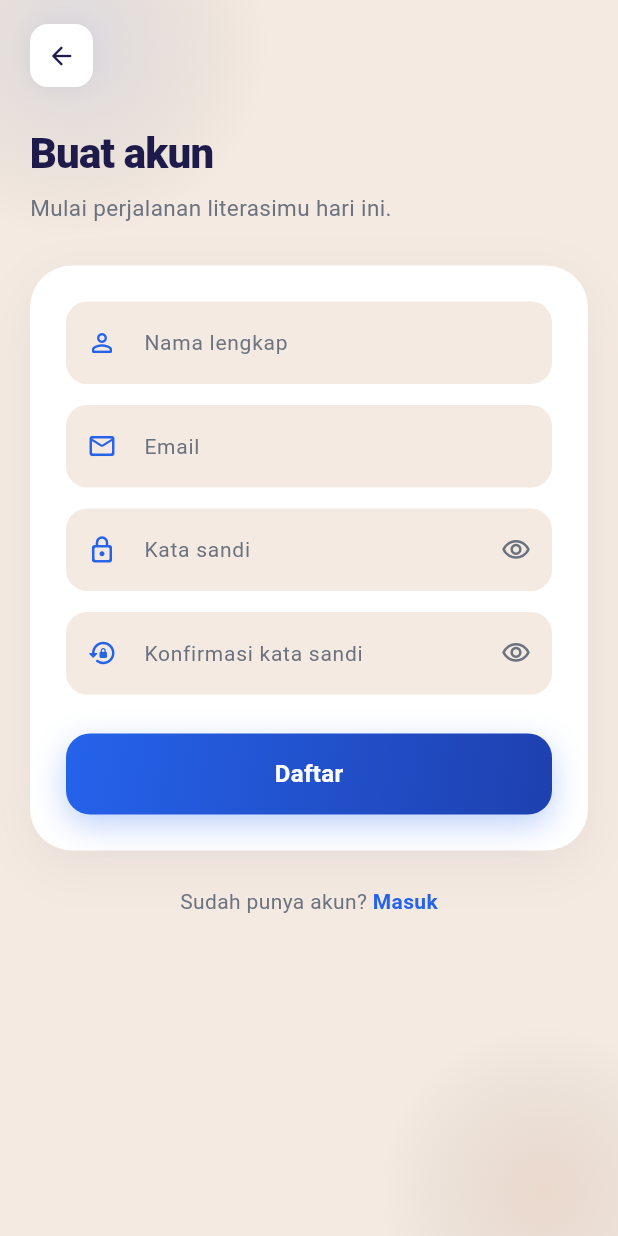
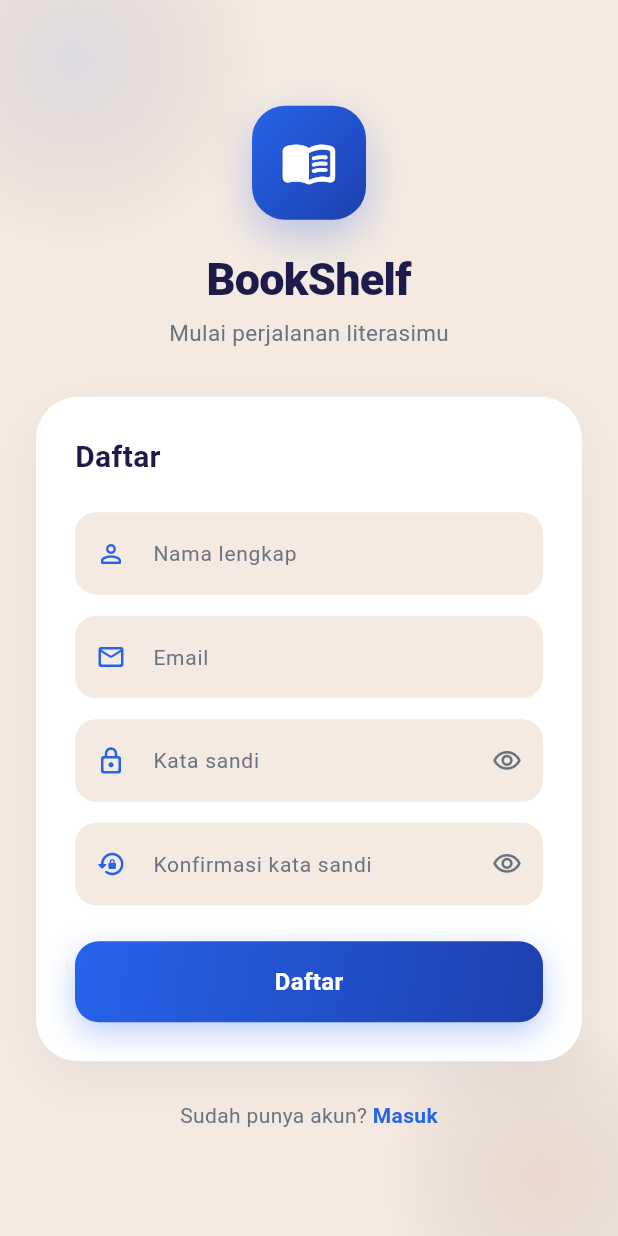
Before and after one commit to aulianhrn/Bookshelf, a Flutter app: the RegisterPage screen opened directly, on a phone screen of 412 x 824 dp. Run offline on Flutter 3.47's test engine with Material 3 defaults, Android fonts, the light colour scheme and no system bars; our stand-ins replace flutter_local_notifications, geolocator, image_picker, shared_preferences, supabase_flutter, timezone; accounts and stored records are empty.

Commit message:
Perbaikan UI register page

```diff
--- a/lib/pages/register_page.dart
+++ b/lib/pages/register_page.dart
@@ -2,13 +2,14 @@ import 'package:flutter/material.dart';
 import '../services/auth_service.dart';
 import 'login_page.dart';
 
-const _bg       = Color(0xFFF4EAE1);
-const _blue     = Color(0xFF2563EB);
-const _blueDark = Color(0xFF1E40AF);
-const _ink      = Color(0xFF1E1B4B);
-const _muted    = Color(0xFF6B7280);
-const _accent   = Color(0xFF9E421E);
-const _card     = Color(0xFFFFFFFF);
+// ── Shared design tokens (mirroring login_page.dart) ─────────────
+const kBg        = Color(0xFFF4EAE1);
+const kBlue      = Color(0xFF2563EB);
+const kBlueDark  = Color(0xFF1E40AF);
+const kInk       = Color(0xFF1E1B4B);
+const kMuted     = Color(0xFF6B7280);
+const kAccent    = Color(0xFF9E421E);
+const kCard      = Color(0xFFFFFFFF);
 
 class RegisterPage extends StatefulWidget {
   const RegisterPage({super.key});
@@ -27,13 +28,15 @@ class _RegisterPageState extends State<RegisterPage>
   bool _loading     = false;
   late final AnimationController _anim;
   late final Animation<double>   _fade;
+  late final Animation<Offset>   _slide;
 
   @override
   void initState() {
     super.initState();
-    _anim = AnimationController(vsync: this,
-        duration: const Duration(milliseconds: 650));
-    _fade = CurvedAnimation(parent: _anim, curve: Curves.easeOut);
+    _anim  = AnimationController(vsync: this, duration: const Duration(milliseconds: 700));
+    _fade  = CurvedAnimation(parent: _anim, curve: Curves.easeOut);
+    _slide = Tween<Offset>(begin: const Offset(0, .05), end: Offset.zero)
+        .animate(CurvedAnimation(parent: _anim, curve: Curves.easeOut));
     _anim.forward();
   }
 
@@ -52,16 +55,24 @@ class _RegisterPageState extends State<RegisterPage>
     if (u.isEmpty || e.isEmpty || p.isEmpty || c.isEmpty) {
       _snack('Semua field wajib diisi'); return;
     }
-    if (p != c) { _snack('Konfirmasi kata sandi tidak sama'); return; }
-    if (p.length < 6) { _snack('Password minimal 6 karakter'); return; }
+    if (p != c) {
+      _snack('Konfirmasi kata sandi tidak sama'); return;
+    }
+    if (p.length < 6) {
+      _snack('Password minimal 6 karakter'); return;
+    }
     setState(() => _loading = true);
     try {
       await AuthService().register(username: u, email: e, password: p);
       if (!mounted) return;
-      Navigator.pushAndRemoveUntil(context,
-          MaterialPageRoute(builder: (_) => const LoginPage()), (_) => false);
+      Navigator.pushAndRemoveUntil(
+        context,
+        MaterialPageRoute(builder: (_) => const LoginPage()),
+        (_) => false,
+      );
       ScaffoldMessenger.of(context).showSnackBar(
-          const SnackBar(content: Text('Registrasi berhasil! Silakan login.')));
+        const SnackBar(content: Text('Registrasi berhasil! Silakan login.')),
+      );
     } catch (err) {
       _snack('Registrasi gagal: $err');
     } finally {
@@ -69,63 +80,64 @@ class _RegisterPageState extends State<RegisterPage>
     }
   }
 
-  void _snack(String msg) => ScaffoldMessenger.of(context).showSnackBar(
-      SnackBar(content: Text(msg, style: const TextStyle(color: Colors.white)),
-        backgroundColor: _accent, behavior: SnackBarBehavior.floating,
+  void _snack(String msg) => ScaffoldMessenger.of(context).showSnackBar(SnackBar(
+      content: Text(msg, style: const TextStyle(color: Colors.white)),
+      backgroundColor: kAccent,
+      behavior: SnackBarBehavior.floating,
       shape: RoundedRectangleBorder(borderRadius: BorderRadius.circular(12))));
 
   @override
   Widget build(BuildContext context) {
     return Scaffold(
-      backgroundColor: _bg,
+      backgroundColor: kBg,
       body: Stack(children: [
-        Positioned(top: -100, left: -80,
-            child: _blob(_blue.withOpacity(.11), 260)),
-        Positioned(bottom: -80, right: -60,
-            child: _blob(_accent.withOpacity(.10), 220)),
+        // Decorative blobs — same positioning style as login
+        Positioned(top: -90, left: -80,
+          child: _blob(kBlue.withOpacity(.11), 260)),
+        Positioned(bottom: -70, right: -60,
+          child: _blob(kAccent.withOpacity(.11), 220)),
         SafeArea(
+          child: Center(
+            child: SingleChildScrollView(
+              padding: const EdgeInsets.symmetric(horizontal: 24, vertical: 32),
               child: FadeTransition(opacity: _fade,
-            child: CustomScrollView(slivers: [
-              SliverToBoxAdapter(child: Padding(
-                padding: const EdgeInsets.fromLTRB(20, 16, 20, 32),
-                child: Column(crossAxisAlignment: CrossAxisAlignment.start,
+                child: SlideTransition(position: _slide,
+                  child: Column(children: [
+                    // Logo — identical to login
+                    Container(
+                      width: 76, height: 76,
+                      decoration: BoxDecoration(
+                        gradient: const LinearGradient(
+                          colors: [kBlue, kBlueDark],
+                          begin: Alignment.topLeft, end: Alignment.bottomRight),
+                        borderRadius: BorderRadius.circular(22),
+                        boxShadow: [BoxShadow(
+                          color: kBlue.withOpacity(.30),
+                          blurRadius: 24, offset: const Offset(0, 10))]),
+                      child: const Icon(Icons.menu_book_rounded,
+                          color: Colors.white, size: 38)),
+                    const SizedBox(height: 18),
+                    const Text('BookShelf',
+                        style: TextStyle(fontSize: 30, fontWeight: FontWeight.w800,
+                            color: kInk, letterSpacing: -.5)),
+                    const SizedBox(height: 4),
+                    const Text('Mulai perjalanan literasimu',
+                        style: TextStyle(color: kMuted, fontSize: 15)),
+                    const SizedBox(height: 32),
+                    // Card
+                    _card(Column(crossAxisAlignment: CrossAxisAlignment.start,
                       children: [
-                    // Back button
-                    GestureDetector(
-                      onTap: () => Navigator.pop(context),
-                      child: Container(
-                        width: 42, height: 42,
-                        decoration: BoxDecoration(
-                          color: _card, borderRadius: BorderRadius.circular(12),
-                          boxShadow: [BoxShadow(
-                              color: _ink.withOpacity(.06),
-                              blurRadius: 12)]),
-                        child: const Icon(Icons.arrow_back_rounded,
-                            color: _ink, size: 20))),
-                    const SizedBox(height: 24),
-                    const Text('Buat akun', style: TextStyle(fontSize: 28,
-                        fontWeight: FontWeight.w800, color: _ink,
-                        letterSpacing: -.5)),
-                    const SizedBox(height: 6),
-                    const Text('Mulai perjalanan literasimu hari ini.',
-                        style: TextStyle(color: _muted, fontSize: 15)),
-                    const SizedBox(height: 28),
-                    // Form card
-                    Container(
-                      padding: const EdgeInsets.all(24),
-                      decoration: BoxDecoration(
-                        color: _card, borderRadius: BorderRadius.circular(28),
-                        boxShadow: [BoxShadow(color: _ink.withOpacity(.06),
-                            blurRadius: 30, offset: const Offset(0, 10))]),
-                      child: Column(children: [
-                        _field(_name,    'Nama lengkap',
+                        const Text('Daftar', style: TextStyle(fontSize: 20,
+                            fontWeight: FontWeight.w700, color: kInk)),
+                        const SizedBox(height: 22),
+                        _field(_name, 'Nama lengkap',
                             Icons.person_outline_rounded),
                         const SizedBox(height: 14),
-                        _field(_email,   'Email',
+                        _field(_email, 'Email',
                             Icons.mail_outline_rounded,
                             type: TextInputType.emailAddress),
                         const SizedBox(height: 14),
-                        _field(_pass,    'Kata sandi',
+                        _field(_pass, 'Kata sandi',
                             Icons.lock_outline_rounded,
                             obscure: _hidePass,
                             suffix: _eye(_hidePass,
@@ -135,9 +147,8 @@ class _RegisterPageState extends State<RegisterPage>
                             Icons.lock_reset_rounded,
                             obscure: _hideConfirm,
                             suffix: _eye(_hideConfirm,
-                                () => setState(
-                                    () => _hideConfirm = !_hideConfirm))),
-                        const SizedBox(height: 26),
+                                () => setState(() => _hideConfirm = !_hideConfirm))),
+                        const SizedBox(height: 24),
                         _gradBtn(
                           onTap: _loading ? null : _register,
                           child: _loading
@@ -148,19 +159,18 @@ class _RegisterPageState extends State<RegisterPage>
                                   fontSize: 16, fontWeight: FontWeight.w700,
                                   color: Colors.white))),
                       ])),
-                    const SizedBox(height: 24),
-                    Row(mainAxisAlignment: MainAxisAlignment.center,
-                      children: [
+                    const SizedBox(height: 26),
+                    Row(mainAxisAlignment: MainAxisAlignment.center, children: [
                       const Text('Sudah punya akun? ',
-                            style: TextStyle(color: _muted, fontSize: 14)),
+                          style: TextStyle(color: kMuted, fontSize: 14)),
                       GestureDetector(
                         onTap: () => Navigator.pop(context),
-                          child: const Text('Masuk', style: TextStyle(
-                              color: _blue, fontWeight: FontWeight.w700,
-                              fontSize: 14))),
+                        child: const Text('Masuk',
+                            style: TextStyle(color: kBlue,
+                                fontWeight: FontWeight.w700, fontSize: 14))),
                     ]),
-                  ])))
-            ])))
+                  ]))))),
+        ),
       ]),
     );
   }
@@ -169,27 +179,38 @@ class _RegisterPageState extends State<RegisterPage>
     decoration: BoxDecoration(shape: BoxShape.circle,
       gradient: RadialGradient(colors: [c, Colors.transparent])));
 
-  Widget _eye(bool hidden, VoidCallback onTap) =>
-    IconButton(icon: Icon(hidden
-        ? Icons.visibility_outlined : Icons.visibility_off_outlined,
-        size: 20, color: _muted), onPressed: onTap);
+  Widget _eye(bool hidden, VoidCallback onTap) => IconButton(
+    icon: Icon(
+      hidden ? Icons.visibility_outlined : Icons.visibility_off_outlined,
+      size: 20, color: kMuted),
+    onPressed: onTap);
+
+  Widget _card(Widget child) => Container(
+    padding: const EdgeInsets.all(26),
+    decoration: BoxDecoration(
+      color: kCard, borderRadius: BorderRadius.circular(28),
+      boxShadow: [BoxShadow(
+          color: kInk.withOpacity(.06), blurRadius: 32,
+          offset: const Offset(0, 12))]),
+    child: child);
 
   Widget _field(TextEditingController ctrl, String label, IconData icon,
       {TextInputType type = TextInputType.text,
       bool obscure = false, Widget? suffix}) =>
     TextField(controller: ctrl, keyboardType: type, obscureText: obscure,
-      style: const TextStyle(color: _ink, fontSize: 15),
+      style: const TextStyle(color: kInk, fontSize: 15),
       decoration: InputDecoration(
         labelText: label,
-        labelStyle: const TextStyle(color: _muted, fontSize: 14),
-        prefixIcon: Icon(icon, color: _blue, size: 20), suffixIcon: suffix,
-        filled: true, fillColor: _bg,
+        labelStyle: const TextStyle(color: kMuted, fontSize: 14),
+        prefixIcon: Icon(icon, color: kBlue, size: 20),
+        suffixIcon: suffix,
+        filled: true, fillColor: kBg,
         border: OutlineInputBorder(
             borderRadius: BorderRadius.circular(14),
             borderSide: BorderSide.none),
         focusedBorder: OutlineInputBorder(
             borderRadius: BorderRadius.circular(14),
-            borderSide: const BorderSide(color: _blue, width: 1.6)),
+            borderSide: const BorderSide(color: kBlue, width: 1.6)),
         contentPadding:
             const EdgeInsets.symmetric(horizontal: 16, vertical: 16)));
 
@@ -199,12 +220,15 @@ class _RegisterPageState extends State<RegisterPage>
       child: Container(
         width: double.infinity, height: 54,
         decoration: BoxDecoration(
-          gradient: const LinearGradient(
-              colors: [_blue, _blueDark],
+          gradient: onTap == null
+              ? LinearGradient(colors: [kBlue.withOpacity(.5),
+                  kBlueDark.withOpacity(.5)])
+              : const LinearGradient(
+                  colors: [kBlue, kBlueDark],
                   begin: Alignment.topLeft, end: Alignment.bottomRight),
           borderRadius: BorderRadius.circular(16),
           boxShadow: onTap == null ? [] : [BoxShadow(
-              color: _blue.withOpacity(.30),
+              color: kBlue.withOpacity(.32),
               blurRadius: 18, offset: const Offset(0, 7))]),
         child: Center(child: child)));
 }
```
Lines whose indentation alone changed are shown as unchanged.
